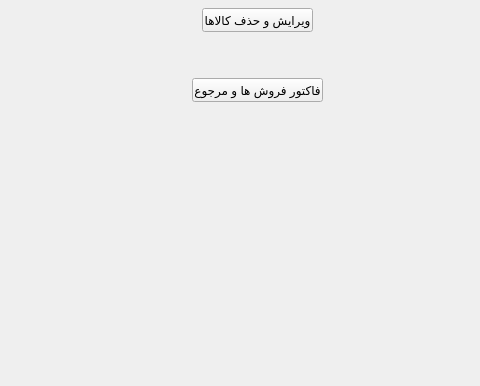
Above: cpp/Accounting/menu.ui from Abbas2026/Accounting before the change; both pictures show x 458 to 938 and y 262 to 648 of the 938 by 648 pixel window. Below: the same form after it.
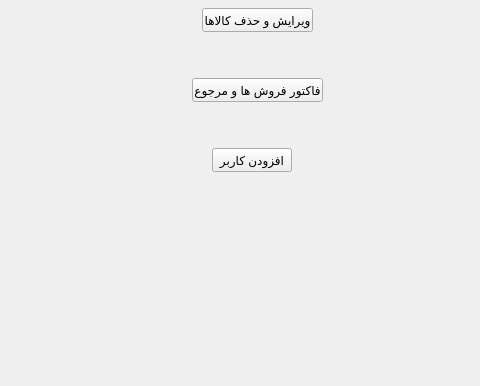
That is the form after the change.

```diff
--- a/cpp/Accounting/menu.ui
+++ b/cpp/Accounting/menu.ui
@@ -65,6 +65,19 @@
     <string>فاکتور فروش ها و مرجوع</string>
    </property>
   </widget>
+  <widget class="QPushButton" name="pushButton_5">
+   <property name="geometry">
+    <rect>
+     <x>670</x>
+     <y>410</y>
+     <width>80</width>
+     <height>24</height>
+    </rect>
+   </property>
+   <property name="text">
+    <string>افزودن کاربر</string>
+   </property>
+  </widget>
  </widget>
  <resources/>
  <connections/>
```
